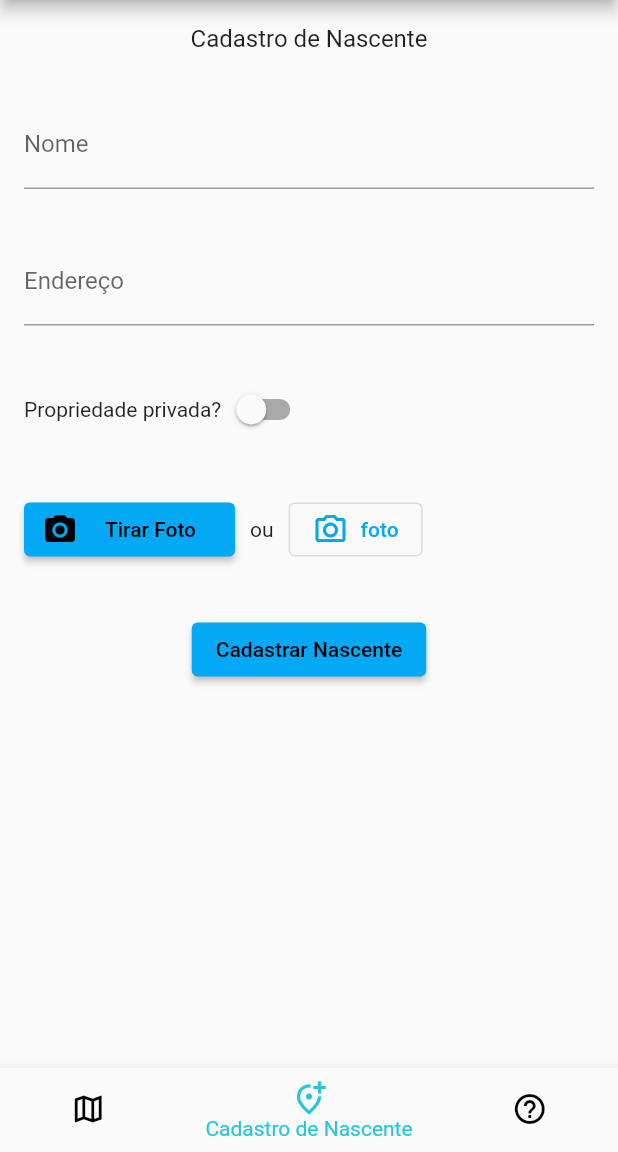
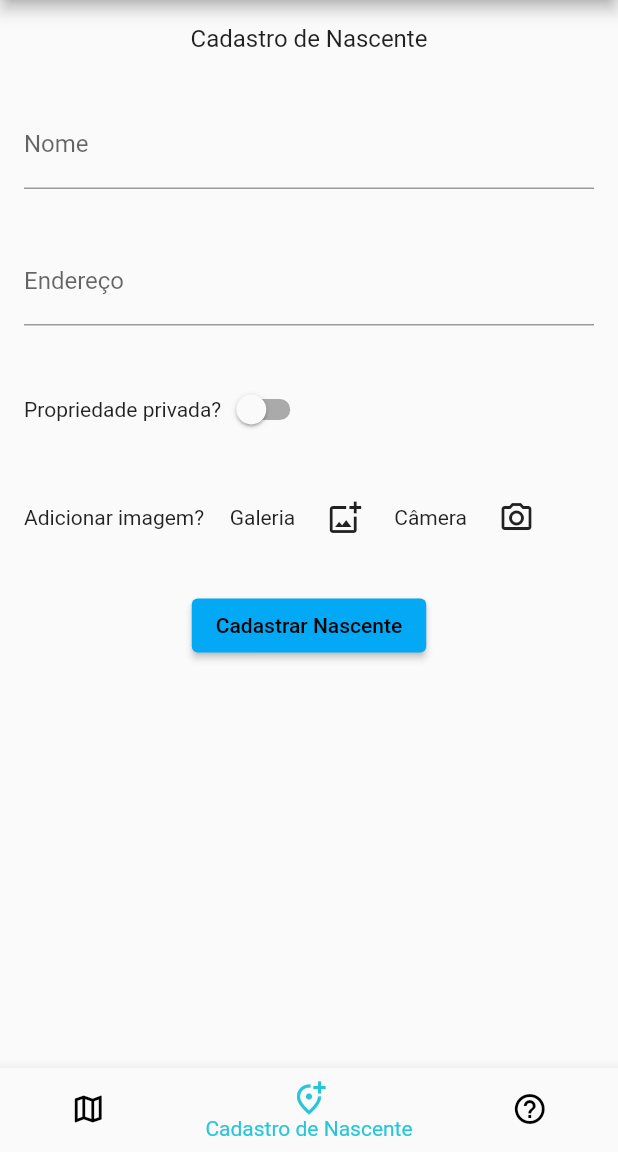
Before and after one commit to luancmj/agua_para_todos, a Flutter app: the screen it shows after launch, item 2 of the bottom bar chosen, on a phone screen of 412 x 824 dp, the part 84-1236 px from its top. Run offline on Flutter 3.47's test engine with Material 2 defaults, Android fonts, the phone set to English and light mode, and no system bars; our stand-ins replace cloud_firestore, firebase_core, geolocator, google_maps_flutter, image_picker; missing offline and left inert: flutter_config; accounts and stored records are empty.

Commit message:
Implements add from gallery, take pic and view image options to source form.

```diff
--- a/lib/pages/source_form_page.dart
+++ b/lib/pages/source_form_page.dart
@@ -1,8 +1,11 @@
+
+import 'dart:io';
 
 import 'package:agua_para_todos/models/water_source.dart';
 import 'package:cloud_firestore/cloud_firestore.dart';
 import 'package:flutter/material.dart';
 import 'package:geolocator/geolocator.dart';
+import 'package:image_picker/image_picker.dart';
 
 // Define a custom Form widget.
 class SourceFormPage extends StatefulWidget {
@@ -28,6 +31,9 @@ class SourceFormPageState extends State<SourceFormPage> {
   final controllerAddress = TextEditingController();
   final controllerIsPrivate = TextEditingController();
   final controllerImage = TextEditingController();
+
+  ImagePicker imagePicker = ImagePicker();
+  File? selectedImage;
 
   Position? _currentPosition;
 
@@ -100,29 +106,46 @@ class SourceFormPageState extends State<SourceFormPage> {
               ],
             )
           ),
-          Padding(
-            padding: const EdgeInsets.symmetric(horizontal: 16, vertical: 16),
+          Center(
             child: Row(
               children: [
-                ElevatedButton.icon(
-                  label: const Padding(
-                    padding: EdgeInsets.all(10),
-                    child: Text('Tirar Foto'),
-                    ),
-                  icon: const Icon(Icons.camera_alt),
-                  onPressed: (){},
+                const Padding(
+                  padding: EdgeInsets.all(16),
+                  child: Text('Adicionar imagem?'),
                 ),
                 const Padding(
-                  padding: EdgeInsets.all(10),
-                  child: Text('ou'),
+                  padding: EdgeInsets.all(1),
+                  child: Text('Galeria'),
                 ),
-                OutlinedButton.icon(
-                  label: const Text('foto'),
-                  icon: const Icon(Icons.camera_alt_outlined),
-                  onPressed: (){},
+                Padding(
+                  padding: const EdgeInsets.all(8),
+                  child: IconButton(
+                    onPressed: (){
+                      getImageFromGallery();
+                    },
+                    icon: const Icon(Icons.add_photo_alternate_outlined),
+                  ),
+                ),
+                const Padding(
+                  padding: EdgeInsets.all(1),
+                  child: Text('Câmera'),
+                ),
+                Padding(
+                  padding: const EdgeInsets.all(8),
+                  child: IconButton(
+                    onPressed: (){
+                      takePicFromCamera();
+                    },
+                    icon: const Icon(Icons.photo_camera_outlined),
+                  ),
                 )
               ],
-            )
+            ),
+          ),
+          selectedImage == null ? Container() : SizedBox(
+            height: 150,
+            width: 150,
+            child: Image.file(selectedImage!),
           ),
           Padding(
             padding: const EdgeInsets.symmetric(vertical: 16),
@@ -184,4 +207,24 @@ class SourceFormPageState extends State<SourceFormPage> {
 
     createSource(source);
   }
+
+  getImageFromGallery() async {
+    final XFile? tempImage = await imagePicker.pickImage(source: ImageSource.gallery);
+
+    if(tempImage != null){
+      setState(() {
+        selectedImage = File(tempImage.path);
+      });
+    }
+  }
+
+  takePicFromCamera() async {
+    final XFile? tempImage = await imagePicker.pickImage(source: ImageSource.camera);
+
+    if(tempImage != null){
+      setState(() {
+        selectedImage = File(tempImage.path);
+      });
+    }
+  }
 }
--- a/pubspec.yaml
+++ b/pubspec.yaml
@@ -47,6 +47,8 @@ dependencies:
   firebase_storage: ^11.2.5
   image_picker: ^1.0.1
   camera_camera: ^3.0.0
+  get: ^4.6.5
+  camera: ^0.10.5+2
 
 dev_dependencies:
   flutter_test:
```
Also changed, not shown: pubspec.lock.
